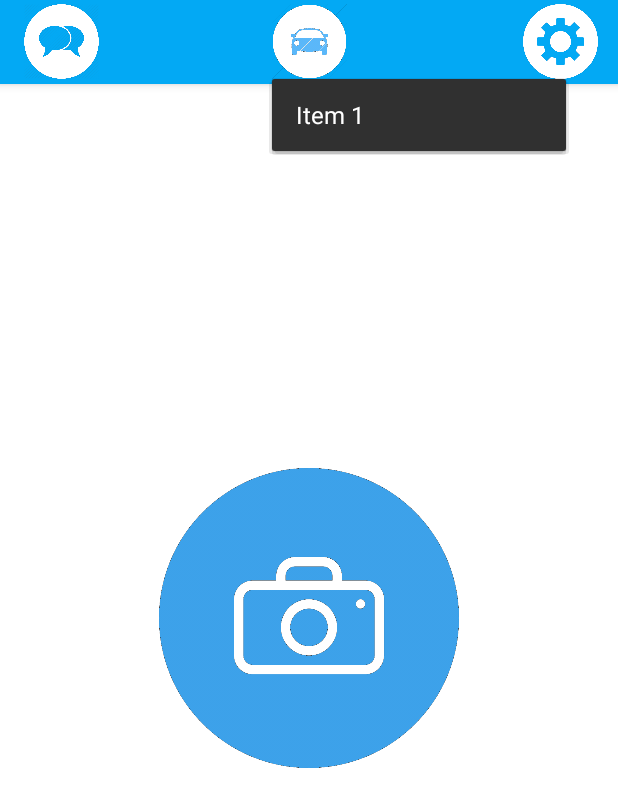
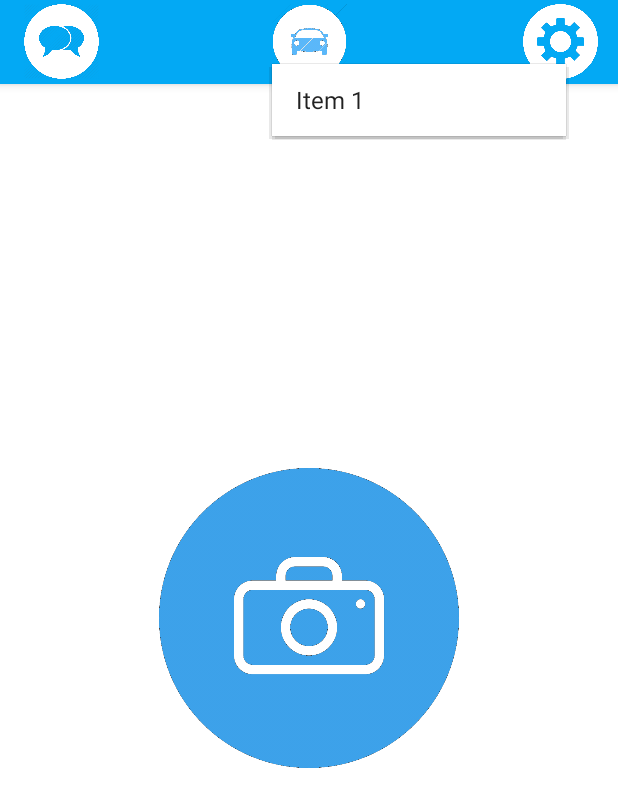
Before and after one commit to SofmicCorp/TalkCar, an Android app: the MainActivity screen opened directly, with no data from a screen before it, after a tap on an icon or button, on a phone screen of 412 x 824 dp. Shown: the top 807 px of the screen. Run offline under Robolectric (Android 15) with nearby library versions, the phone set to English and light mode, and no system bars.

Commit message:
*Popup menu color change to white

```diff
--- a/app/src/main/AndroidManifest.xml
+++ b/app/src/main/AndroidManifest.xml
@@ -10,7 +10,7 @@
         android:roundIcon="@mipmap/ic_launcher_round"
 
         android:supportsRtl="false"
-        android:theme="@style/Theme.AppCompat.NoActionBar">
+        android:theme="@style/AppTheme">
         <activity android:name=".SignupActivity"></activity>
         <activity android:name=".MainActivity" />
         <activity android:name=".LoginActivity">
--- a/app/src/main/java/com/example/talkcar/MainActivity.java
+++ b/app/src/main/java/com/example/talkcar/MainActivity.java
@@ -15,11 +15,10 @@ public class MainActivity extends AppCompatActivity implements PopupMenu.OnMenuI
     protected void onCreate(Bundle savedInstanceState) {
         super.onCreate(savedInstanceState);
         setContentView(R.layout.activity_main);
-
     }
 
+    private void setIds(){
 
-    private void setIds(){
     }
 
     @Override
--- a/app/src/main/res/values/styles.xml
+++ b/app/src/main/res/values/styles.xml
@@ -1,11 +1,18 @@
 <resources>
 
     <!-- Base application theme. -->
-    <style name="AppTheme" parent="Theme.AppCompat.Light.DarkActionBar">
+    <style name="AppTheme" parent="Theme.AppCompat.DayNight.NoActionBar">
         <!-- Customize your theme here. -->
+        <item name="android:popupMenuStyle">@style/PopupMenu</item>
         <item name="colorPrimary">@color/colorPrimary</item>
-        <item name="colorPrimaryDark">@color/colorPrimaryDark</item>
+        <item name="colorPrimaryDark">@color/black</item>
         <item name="colorAccent">@color/colorAccent</item>
     </style>
 
+    <style name="PopupMenu" parent="@android:style/Widget.PopupMenu">
+        <item name="android:popupBackground">@android:color/white</item>
+        <item name = "android:windowActionBar">false</item>
+        <item name = "android:windowNoTitle">true</item>
+    </style>
+
 </resources>
```
Also changed, not shown: gradle/wrapper/gradle-wrapper.properties.
